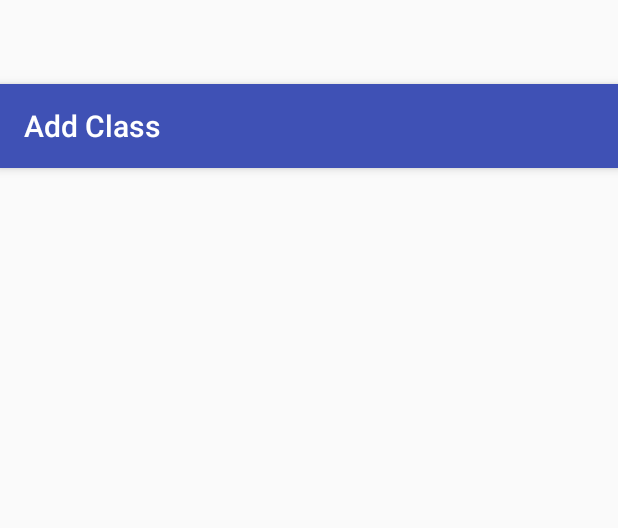
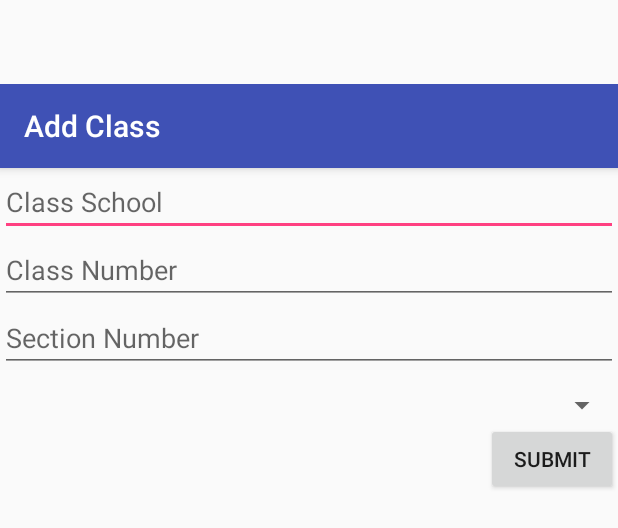
Before and after one commit to ffejhog/CourseBookNotify, an Android app: the layout activity_addclass.xml on its own in the app's theme, with its tools: preview values and no code run, on a phone screen of 412 x 824 dp. Shown: the top 528 px of the screen. Run offline under Robolectric (Android 15) with nearby library versions, the phone set to English and light mode, and no system bars.

Commit message:
Fixed missing file, that was a wierd problem

```diff
--- a/app/src/main/res/layout/activity_addclass.xml
+++ b/app/src/main/res/layout/activity_addclass.xml
@@ -9,6 +9,12 @@
     android:fitsSystemWindows="true"
     tools:context="com.jeffreyneer.coursebooknotify.AddClass_Activity"
     >
+
+    <LinearLayout
+        android:orientation="vertical"
+        android:layout_width="fill_parent"
+        android:layout_height="fill_parent"
+        android:weightSum="1">
 
     <android.support.design.widget.AppBarLayout
         android:layout_height="wrap_content"
@@ -25,7 +31,56 @@
     </android.support.design.widget.AppBarLayout>
 
 
-    <include layout="@layout/content_addclass"/>
+
+            <EditText
+                android:layout_width="match_parent"
+                android:layout_height="wrap_content"
+                android:id="@+id/editText_school"
+                android:layout_marginStart="0dp"
+                android:layout_marginLeft="0dp"
+                android:hint="@string/class_school_textfield_hint" />
+
+            <EditText
+                android:layout_width="match_parent"
+                android:layout_height="wrap_content"
+                android:inputType="number"
+                android:id="@+id/editText_classnumber"
+                android:hint="@string/class_number_textfield_hint" />
+
+            <EditText
+                android:layout_width="match_parent"
+                android:layout_height="wrap_content"
+                android:inputType="number"
+                android:id="@+id/editText_sectionnumber"
+                android:layout_gravity="center_horizontal"
+                android:hint="@string/section_number_textfield_hint" />
+
+            <Spinner
+                android:layout_width="match_parent"
+                android:layout_height="wrap_content"
+                android:id="@+id/spinner_semester"
+                android:spinnerMode="dropdown"
+                android:layout_marginTop="10dp"
+                android:hint="@string/semester_textfield_hint"/>
+
+            <Button
+                android:layout_width="wrap_content"
+                android:layout_height="wrap_content"
+                android:text="@string/button_sumbit"
+                android:id="@+id/button_submitInfo"
+                android:layout_gravity="end"
+                android:onClick="searchForClassPercent"/>
+
+            <TextView
+                android:layout_width="wrap_content"
+                android:layout_height="wrap_content"
+                android:textAppearance="?android:attr/textAppearanceMedium"
+                android:id="@+id/textView_PercentOutput"
+                android:layout_gravity="center_horizontal" />
+
+        </LinearLayout>
+
+
 
 
 </android.support.design.widget.CoordinatorLayout>
--- a/build.gradle
+++ b/build.gradle
@@ -5,7 +5,7 @@ buildscript {
         jcenter()
     }
     dependencies {
-        classpath 'com.android.tools.build:gradle:2.1.3'
+        classpath 'com.android.tools.build:gradle:2.2.1'
 
         // NOTE: Do not place your application dependencies here; they belong
         // in the individual module build.gradle files
```
